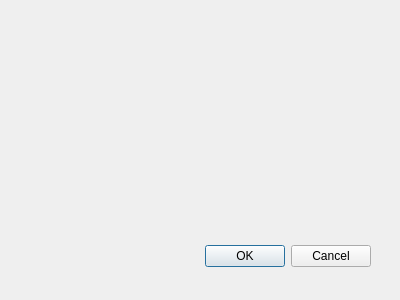
Before: the Qt Designer form sm_ipv4editdialog.ui in lordwolfchild/subnetmapper, drawn with Qt 5.
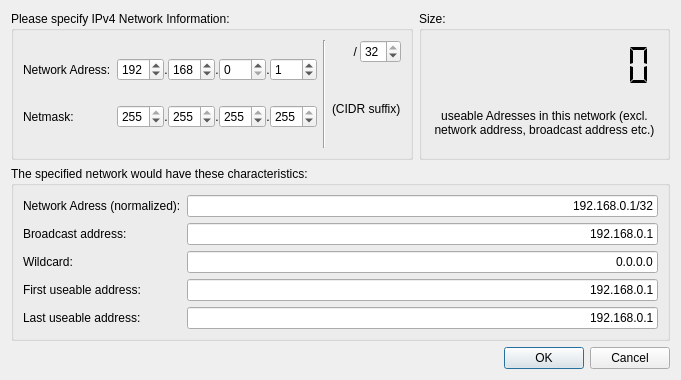
After: the same form once the commit is applied.

Commit message: Whole Framework is functional now. time to work on GUI stuff.

```diff
--- a/sm_ipv4editdialog.ui
+++ b/sm_ipv4editdialog.ui
@@ -8,29 +8,439 @@
    <rect>
     <x>0</x>
     <y>0</y>
-    <width>400</width>
-    <height>300</height>
+    <width>681</width>
+    <height>380</height>
    </rect>
   </property>
   <property name="windowTitle">
    <string>Dialog</string>
   </property>
-  <widget class="QDialogButtonBox" name="buttonBox">
-   <property name="geometry">
-    <rect>
-     <x>30</x>
-     <y>240</y>
-     <width>341</width>
-     <height>32</height>
-    </rect>
-   </property>
-   <property name="orientation">
-    <enum>Qt::Horizontal</enum>
-   </property>
-   <property name="standardButtons">
-    <set>QDialogButtonBox::Cancel|QDialogButtonBox::Ok</set>
-   </property>
-  </widget>
+  <layout class="QGridLayout" name="gridLayout_4">
+   <item row="0" column="0">
+    <layout class="QVBoxLayout" name="verticalLayout_5">
+     <item>
+      <layout class="QVBoxLayout" name="verticalLayout_4">
+       <item>
+        <layout class="QHBoxLayout" name="horizontalLayout_7">
+         <item>
+          <widget class="QGroupBox" name="groupBox">
+           <property name="title">
+            <string>Please specify IPv4 Network Information:</string>
+           </property>
+           <layout class="QGridLayout" name="gridLayout">
+            <item row="0" column="0">
+             <layout class="QHBoxLayout" name="horizontalLayout_6">
+              <item>
+               <layout class="QVBoxLayout" name="verticalLayout_2">
+                <item>
+                 <layout class="QHBoxLayout" name="horizontalLayout_3">
+                  <item>
+                   <widget class="QLabel" name="label_4">
+                    <property name="text">
+                     <string>Network Adress:</string>
+                    </property>
+                   </widget>
+                  </item>
+                  <item>
+                   <layout class="QHBoxLayout" name="horizontalLayout_2">
+                    <property name="spacing">
+                     <number>0</number>
+                    </property>
+                    <property name="sizeConstraint">
+                     <enum>QLayout::SetFixedSize</enum>
+                    </property>
+                    <item>
+                     <widget class="QSpinBox" name="ip_byte1_2">
+                      <property name="maximum">
+                       <number>255</number>
+                      </property>
+                      <property name="value">
+                       <number>192</number>
+                      </property>
+                     </widget>
+                    </item>
+                    <item>
+                     <widget class="QLabel" name="label_6">
+                      <property name="text">
+                       <string>.</string>
+                      </property>
+                      <property name="alignment">
+                       <set>Qt::AlignCenter</set>
+                      </property>
+                     </widget>
+                    </item>
+                    <item>
+                     <widget class="QSpinBox" name="ip_byte2_2">
+                      <property name="maximum">
+                       <number>255</number>
+                      </property>
+                      <property name="value">
+                       <number>168</number>
+                      </property>
+                     </widget>
+                    </item>
+                    <item>
+                     <widget class="QLabel" name="label_7">
+                      <property name="text">
+                       <string>.</string>
+                      </property>
+                      <property name="alignment">
+                       <set>Qt::AlignCenter</set>
+                      </property>
+                     </widget>
+                    </item>
+                    <item>
+                     <widget class="QSpinBox" name="ip_byte3_2">
+                      <property name="maximum">
+                       <number>255</number>
+                      </property>
+                     </widget>
+                    </item>
+                    <item>
+                     <widget class="QLabel" name="label_8">
+                      <property name="text">
+                       <string>.</string>
+                      </property>
+                      <property name="alignment">
+                       <set>Qt::AlignCenter</set>
+                      </property>
+                     </widget>
+                    </item>
+                    <item>
+                     <widget class="QSpinBox" name="ip_byte4_2">
+                      <property name="maximum">
+                       <number>255</number>
+                      </property>
+                      <property name="value">
+                       <number>1</number>
+                      </property>
+                     </widget>
+                    </item>
+                   </layout>
+                  </item>
+                 </layout>
+                </item>
+                <item>
+                 <layout class="QHBoxLayout" name="horizontalLayout_4">
+                  <item>
+                   <widget class="QLabel" name="label_5">
+                    <property name="text">
+                     <string>Netmask:</string>
+                    </property>
+                   </widget>
+                  </item>
+                  <item>
+                   <layout class="QHBoxLayout" name="horizontalLayout">
+                    <property name="spacing">
+                     <number>0</number>
+                    </property>
+                    <property name="sizeConstraint">
+                     <enum>QLayout::SetFixedSize</enum>
+                    </property>
+                    <item>
+                     <widget class="QSpinBox" name="nm_byte1">
+                      <property name="maximum">
+                       <number>255</number>
+                      </property>
+                      <property name="value">
+                       <number>255</number>
+                      </property>
+                     </widget>
+                    </item>
+                    <item>
+                     <widget class="QLabel" name="label">
+                      <property name="text">
+                       <string>.</string>
+                      </property>
+                      <property name="alignment">
+                       <set>Qt::AlignCenter</set>
+                      </property>
+                     </widget>
+                    </item>
+                    <item>
+                     <widget class="QSpinBox" name="nm_byte2">
+                      <property name="maximum">
+                       <number>255</number>
+                      </property>
+                      <property name="value">
+                       <number>255</number>
+                      </property>
+                     </widget>
+                    </item>
+                    <item>
+                     <widget class="QLabel" name="label_2">
+                      <property name="text">
+                       <string>.</string>
+                      </property>
+                      <property name="alignment">
+                       <set>Qt::AlignCenter</set>
+                      </property>
+                     </widget>
+                    </item>
+                    <item>
+                     <widget class="QSpinBox" name="nm_byte3">
+                      <property name="maximum">
+                       <number>255</number>
+                      </property>
+                      <property name="value">
+                       <number>255</number>
+                      </property>
+                     </widget>
+                    </item>
+                    <item>
+                     <widget class="QLabel" name="label_3">
+                      <property name="text">
+                       <string>.</string>
+                      </property>
+                      <property name="alignment">
+                       <set>Qt::AlignCenter</set>
+                      </property>
+                     </widget>
+                    </item>
+                    <item>
+                     <widget class="QSpinBox" name="nm_byte4">
+                      <property name="maximum">
+                       <number>255</number>
+                      </property>
+                      <property name="value">
+                       <number>255</number>
+                      </property>
+                     </widget>
+                    </item>
+                   </layout>
+                  </item>
+                 </layout>
+                </item>
+               </layout>
+              </item>
+              <item>
+               <widget class="Line" name="line">
+                <property name="orientation">
+                 <enum>Qt::Vertical</enum>
+                </property>
+               </widget>
+              </item>
+              <item>
+               <layout class="QVBoxLayout" name="verticalLayout">
+                <item>
+                 <layout class="QHBoxLayout" name="horizontalLayout_5">
+                  <property name="spacing">
+                   <number>3</number>
+                  </property>
+                  <item>
+                   <widget class="QLabel" name="label_10">
+                    <property name="text">
+                     <string>/</string>
+                    </property>
+                    <property name="alignment">
+                     <set>Qt::AlignRight|Qt::AlignTrailing|Qt::AlignVCenter</set>
+                    </property>
+                   </widget>
+                  </item>
+                  <item>
+                   <widget class="QSpinBox" name="CIDRSuffix">
+                    <property name="maximum">
+                     <number>32</number>
+                    </property>
+                    <property name="value">
+                     <number>32</number>
+                    </property>
+                   </widget>
+                  </item>
+                 </layout>
+                </item>
+                <item>
+                 <widget class="QLabel" name="label_9">
+                  <property name="text">
+                   <string>(CIDR suffix)</string>
+                  </property>
+                 </widget>
+                </item>
+               </layout>
+              </item>
+             </layout>
+            </item>
+           </layout>
+          </widget>
+         </item>
+         <item>
+          <widget class="QGroupBox" name="groupBox_3">
+           <property name="title">
+            <string>Size:</string>
+           </property>
+           <layout class="QGridLayout" name="gridLayout_2">
+            <item row="0" column="0">
+             <layout class="QVBoxLayout" name="verticalLayout_3">
+              <item>
+               <widget class="QLCDNumber" name="networkSize">
+                <property name="frameShape">
+                 <enum>QFrame::NoFrame</enum>
+                </property>
+                <property name="smallDecimalPoint">
+                 <bool>false</bool>
+                </property>
+                <property name="numDigits">
+                 <number>10</number>
+                </property>
+                <property name="digitCount">
+                 <number>10</number>
+                </property>
+                <property name="segmentStyle">
+                 <enum>QLCDNumber::Flat</enum>
+                </property>
+               </widget>
+              </item>
+              <item>
+               <widget class="QLabel" name="label_11">
+                <property name="text">
+                 <string>useable Adresses in this network (excl. network address, broadcast address etc.)</string>
+                </property>
+                <property name="scaledContents">
+                 <bool>false</bool>
+                </property>
+                <property name="alignment">
+                 <set>Qt::AlignCenter</set>
+                </property>
+                <property name="wordWrap">
+                 <bool>true</bool>
+                </property>
+               </widget>
+              </item>
+             </layout>
+            </item>
+           </layout>
+          </widget>
+         </item>
+        </layout>
+       </item>
+       <item>
+        <widget class="QGroupBox" name="groupBox_2">
+         <property name="title">
+          <string>The specified network would have these characteristics:</string>
+         </property>
+         <layout class="QGridLayout" name="gridLayout_3">
+          <item row="0" column="0">
+           <layout class="QFormLayout" name="formLayout">
+            <item row="0" column="0">
+             <widget class="QLabel" name="label_12">
+              <property name="text">
+               <string>Network Adress (normalized):</string>
+              </property>
+             </widget>
+            </item>
+            <item row="0" column="1">
+             <widget class="QLineEdit" name="networkAddress">
+              <property name="text">
+               <string>192.168.0.1/32</string>
+              </property>
+              <property name="alignment">
+               <set>Qt::AlignRight|Qt::AlignTrailing|Qt::AlignVCenter</set>
+              </property>
+              <property name="readOnly">
+               <bool>true</bool>
+              </property>
+             </widget>
+            </item>
+            <item row="1" column="0">
+             <widget class="QLabel" name="label_13">
+              <property name="text">
+               <string>Broadcast address:</string>
+              </property>
+             </widget>
+            </item>
+            <item row="1" column="1">
+             <widget class="QLineEdit" name="broadcastAddress">
+              <property name="text">
+               <string>192.168.0.1</string>
+              </property>
+              <property name="alignment">
+               <set>Qt::AlignRight|Qt::AlignTrailing|Qt::AlignVCenter</set>
+              </property>
+              <property name="readOnly">
+               <bool>true</bool>
+              </property>
+             </widget>
+            </item>
+            <item row="2" column="0">
+             <widget class="QLabel" name="label_14">
+              <property name="text">
+               <string>Wildcard:</string>
+              </property>
+             </widget>
+            </item>
+            <item row="2" column="1">
+             <widget class="QLineEdit" name="wildcardAddress">
+              <property name="text">
+               <string>0.0.0.0</string>
+              </property>
+              <property name="alignment">
+               <set>Qt::AlignRight|Qt::AlignTrailing|Qt::AlignVCenter</set>
+              </property>
+              <property name="readOnly">
+               <bool>true</bool>
+              </property>
+             </widget>
+            </item>
+            <item row="3" column="0">
+             <widget class="QLabel" name="label_15">
+              <property name="text">
+               <string>First useable address:</string>
+              </property>
+             </widget>
+            </item>
+            <item row="3" column="1">
+             <widget class="QLineEdit" name="firstUsableAddress">
+              <property name="text">
+               <string>192.168.0.1</string>
+              </property>
+              <property name="alignment">
+               <set>Qt::AlignRight|Qt::AlignTrailing|Qt::AlignVCenter</set>
+              </property>
+              <property name="readOnly">
+               <bool>true</bool>
+              </property>
+             </widget>
+            </item>
+            <item row="4" column="0">
+             <widget class="QLabel" name="label_16">
+              <property name="text">
+               <string>Last useable address:</string>
+              </property>
+             </widget>
+            </item>
+            <item row="4" column="1">
+             <widget class="QLineEdit" name="lastUsableAddress">
+              <property name="text">
+               <string>192.168.0.1</string>
+              </property>
+              <property name="alignment">
+               <set>Qt::AlignRight|Qt::AlignTrailing|Qt::AlignVCenter</set>
+              </property>
+              <property name="readOnly">
+               <bool>true</bool>
+              </property>
+             </widget>
+            </item>
+           </layout>
+          </item>
+         </layout>
+        </widget>
+       </item>
+      </layout>
+     </item>
+     <item>
+      <widget class="QDialogButtonBox" name="buttonBox">
+       <property name="orientation">
+        <enum>Qt::Horizontal</enum>
+       </property>
+       <property name="standardButtons">
+        <set>QDialogButtonBox::Cancel|QDialogButtonBox::Ok</set>
+       </property>
+      </widget>
+     </item>
+    </layout>
+   </item>
+  </layout>
  </widget>
  <pixmapfunction/>
  <resources/>
```
Left out of the diff: 5 changed lines with no effect on the pictures. The commit also changes 4 other files.
